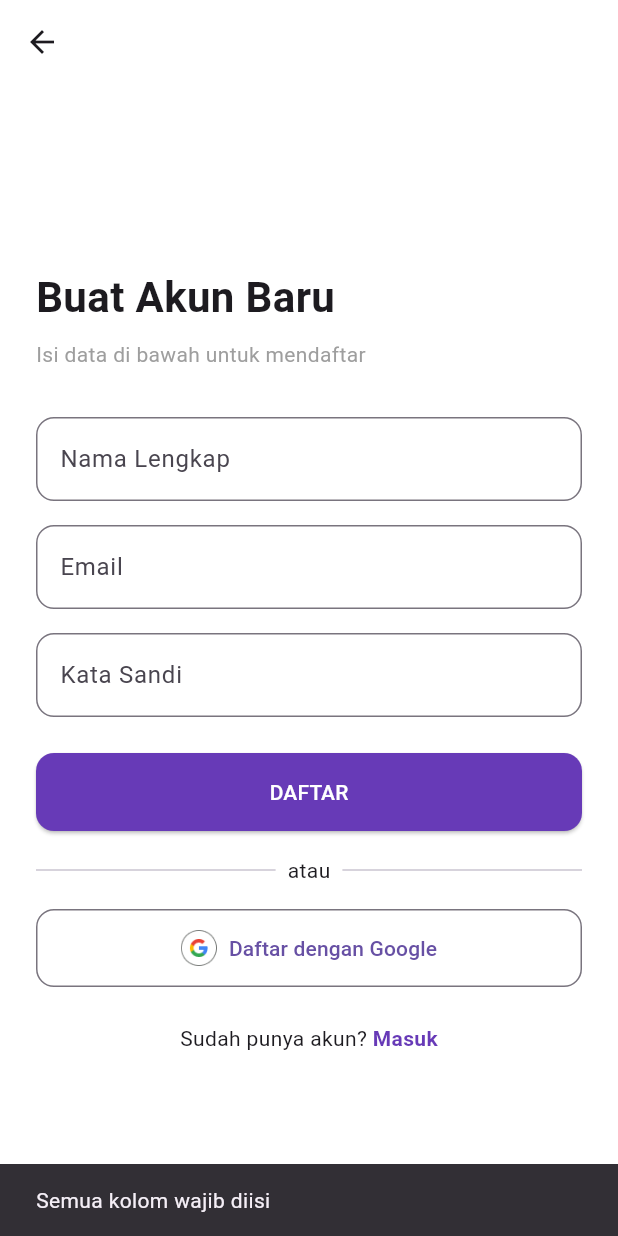
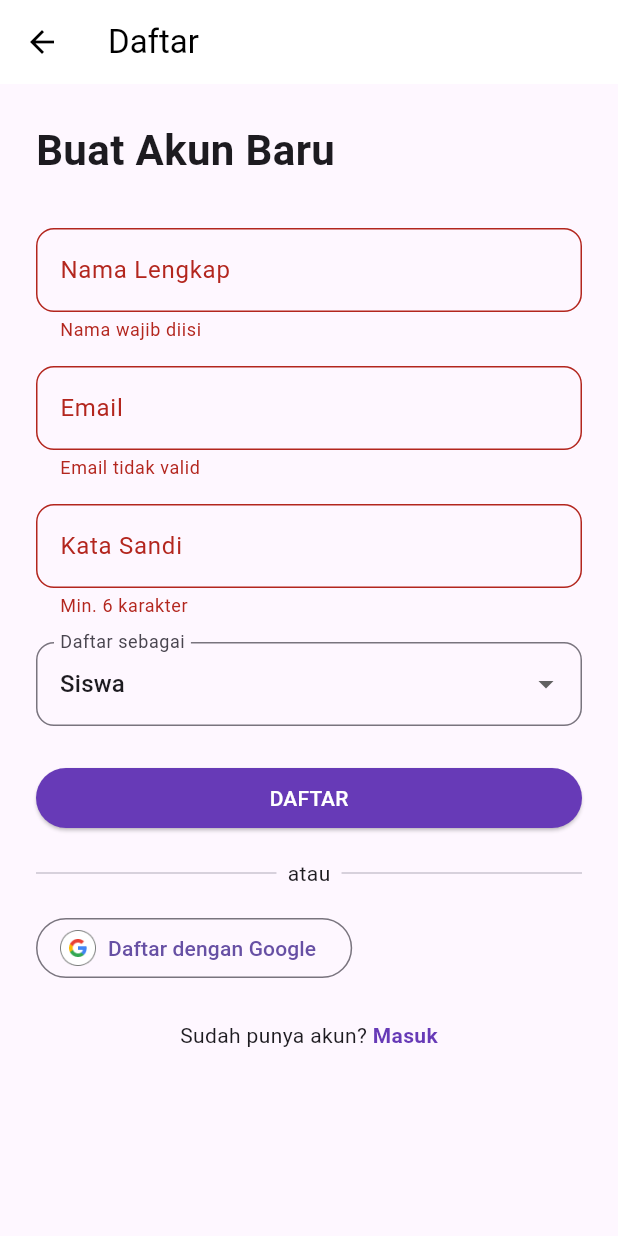
Before and after one commit to Donatsell/APB, a Flutter app: the SignUpScreen screen opened by its route, after a tap on "DAFTAR", on a phone screen of 412 x 824 dp. Run offline on Flutter 3.47's test engine with Material 3 defaults, Android fonts, the light colour scheme and no system bars; our stand-ins replace cloud_firestore, firebase_auth, firebase_core, flutter_svg, google_sign_in; accounts and stored records are empty; Roboto replaces fonts that are missing (Poppins).

Commit message:
Menambahkan list pilihan student dan mentors dan mengoneksi file success ke auth.

```diff
--- a/lib/main.dart
+++ b/lib/main.dart
@@ -68,9 +68,9 @@ class CodeQuestApp extends StatelessWidget {
         '/home-student': (_) => HomeStudentScreen(), // after login (student)
         '/home-mentors': (_) => HomeMentorScreen(), // after login (mentor)
         '/choose-course': (_) => CourseStudentScreen(),
-        //'/my-courses-mentor': (_) => const CourseMentorScreen(),
         '/blogs': (_) => const BloggerStudentScreen(),
         '/profile': (_) => const ProfileStudentScreen(),
+
       },
     );
   }
--- a/lib/screens/auth/sign_up_screen.dart
+++ b/lib/screens/auth/sign_up_screen.dart
@@ -1,7 +1,9 @@
+// lib/screens/auth/sign_up_screen.dart
 import 'package:flutter/material.dart';
 import 'package:firebase_auth/firebase_auth.dart';
 import 'package:apb_ta_new/screens/auth/auth_services.dart';
 import 'package:apb_ta_new/models/auth_data.dart';
+import 'package:apb_ta_new/screens/success/success_screen.dart';
 
 class SignUpScreen extends StatefulWidget {
   const SignUpScreen({super.key});
@@ -11,119 +13,91 @@ class SignUpScreen extends StatefulWidget {
 }
 
 class _SignUpScreenState extends State<SignUpScreen> {
-  final _nameController = TextEditingController();
-  final _emailController = TextEditingController();
-  final _passwordController = TextEditingController();
+  final _formKey = GlobalKey<FormState>();
+  final _nameC = TextEditingController();
+  final _emailC = TextEditingController();
+  final _passC = TextEditingController();
+
+  String _role = 'student'; // ⬅️ dropdown
   bool _loading = false;
 
-  /// ─── Email/Password sign-up ──────────────────────────────────────────────
+  // ─────────── EMAIL / PASSWORD ───────────
   Future<void> _register() async {
-    final name = _nameController.text.trim();
-    final email = _emailController.text.trim();
-    final pass = _passwordController.text;
+    if (!_formKey.currentState!.validate()) return;
+    setState(() => _loading = true);
 
-    // Validasi sederhana
-    if (name.isEmpty || email.isEmpty || pass.isEmpty) {
-      ScaffoldMessenger.of(
-        context,
-      ).showSnackBar(const SnackBar(content: Text('Semua kolom wajib diisi')));
-      return;
-    }
-    if (pass.length < 6) {
-      ScaffoldMessenger.of(context).showSnackBar(
-        const SnackBar(content: Text('Kata sandi minimal 6 karakter')),
+    try {
+      // 1. daftar di Firebase Auth
+      final cred = await FirebaseAuth.instance.createUserWithEmailAndPassword(
+        email: _emailC.text.trim(),
+        password: _passC.text.trim(),
       );
-      return;
+
+      // 2. simpan ke Firestore
+      final user = cred.user;
+      if (user != null) {
+        await user.updateDisplayName(_nameC.text.trim());
+        await saveUserData(user, _nameC.text.trim(), role: _role);
       }
 
-    setState(() => _loading = true);
-    try {
-      await FirebaseAuth.instance.createUserWithEmailAndPassword(
-        email: email,
-        password: pass,
+      // 3. tampilkan layar sukses
+      _openSuccess(
+        title: 'Registrasi Berhasil!',
+        message: 'Silakan login untuk mulai belajar.',
       );
-
-      final user = FirebaseAuth.instance.currentUser;
-      if (user != null) {
-        await user.updateDisplayName(name);
-        await saveUserData(user, name);
-      }
-
-      ScaffoldMessenger.of(
-        context,
-      ).showSnackBar(const SnackBar(content: Text('Registrasi berhasil!')));
-      Navigator.pushReplacementNamed(context, '/success');
     } on FirebaseAuthException catch (e) {
-      String msg = e.message ?? 'Registrasi gagal';
-      if (e.code == 'email-already-in-use') {
-        msg = 'Email sudah terdaftar';
-      } else if (e.code == 'operation-not-allowed') {
-        msg = 'Provider belum di-enable di Firebase Console.';
-      }
-      ScaffoldMessenger.of(context).showSnackBar(SnackBar(content: Text(msg)));
+      var msg = switch (e.code) {
+        'email-already-in-use' => 'Email sudah terdaftar',
+        'weak-password' => 'Password terlalu lemah',
+        _ => 'Registrasi gagal',
+      };
+      _showSnack(msg);
     } finally {
       setState(() => _loading = false);
     }
   }
 
-  /// ─── Google sign-up / sign-in ───────────────────────────────────────────
+  // ─────────── GOOGLE ───────────
   Future<void> _signUpWithGoogle() async {
     setState(() => _loading = true);
     try {
       final cred = await AuthService().signInWithGoogle();
-      if (cred == null) {
-        throw FirebaseAuthException(
-          code: 'canceled',
-          message: 'Login Google dibatalkan',
+      if (cred == null) throw FirebaseAuthException(code: 'canceled');
+
+      // user baru? simpan data + default role = student
+      if (cred.additionalUserInfo?.isNewUser ?? false) {
+        await saveUserData(
+          cred.user!,
+          cred.user!.displayName ?? 'Pengguna',
+          role: _role, // gunakan role dari dropdown
         );
       }
 
-      final isNew = cred.additionalUserInfo?.isNewUser ?? false;
-      if (isNew && cred.user != null) {
-        await saveUserData(cred.user!, cred.user!.displayName ?? 'Pengguna');
-      }
-
-      ScaffoldMessenger.of(context).showSnackBar(
-        SnackBar(
-          content: Text(
-            isNew ? 'Akun baru dibuat dengan Google!' : 'Login Google berhasil',
-          ),
-        ),
+      _openSuccess(
+        title: 'Google Sign-In Sukses',
+        message: 'Akun Anda siap digunakan. Silakan login.',
       );
-      Navigator.pushReplacementNamed(context, '/home');
     } on FirebaseAuthException catch (e) {
-      String msg = e.message ?? 'Login Google gagal';
-      if (e.code == 'operation-not-allowed') {
-        msg =
-            'Google Sign-In belum diaktifkan di Firebase Console → Authentication → Sign-in method.';
-      }
-      ScaffoldMessenger.of(context).showSnackBar(SnackBar(content: Text(msg)));
+      _showSnack(e.message ?? 'Login Google dibatalkan');
     } finally {
       setState(() => _loading = false);
     }
   }
 
-  /// ─── UI ─────────────────────────────────────────────────────────────────
+  // ─────────── UI ───────────
   @override
-  Widget build(BuildContext context) {
-    return Scaffold(
+  Widget build(BuildContext context) => Scaffold(
     appBar: AppBar(
-        leading:
-            Navigator.canPop(context)
-                ? IconButton(
-                  icon: const Icon(Icons.arrow_back),
-                  onPressed: () => Navigator.pop(context),
-                )
-                : null,
+      title: const Text('Daftar'),
+      foregroundColor: Colors.black,
       backgroundColor: Colors.white,
       elevation: 0,
     ),
-      backgroundColor: Colors.white,
     body: SafeArea(
-        child: Padding(
-          padding: const EdgeInsets.all(24.0),
-          child: Center(
       child: SingleChildScrollView(
+        padding: const EdgeInsets.all(24),
+        child: Form(
+          key: _formKey,
           child: Column(
             crossAxisAlignment: CrossAxisAlignment.start,
             children: [
@@ -131,51 +105,53 @@ class _SignUpScreenState extends State<SignUpScreen> {
                 'Buat Akun Baru',
                 style: TextStyle(fontSize: 28, fontWeight: FontWeight.bold),
               ),
-                  const SizedBox(height: 8),
-                  const Text(
-                    'Isi data di bawah untuk mendaftar',
-                    style: TextStyle(color: Colors.grey),
-                  ),
               const SizedBox(height: 32),
 
-                  // Nama Lengkap
-                  TextField(
-                    controller: _nameController,
-                    autofillHints: const [AutofillHints.name],
-                    decoration: InputDecoration(
-                      labelText: 'Nama Lengkap',
-                      border: OutlineInputBorder(
-                        borderRadius: BorderRadius.circular(12),
-                      ),
-                    ),
+              // Nama
+              _field(
+                _nameC,
+                'Nama Lengkap',
+                validator:
+                    (v) =>
+                        (v == null || v.trim().isEmpty)
+                            ? 'Nama wajib diisi'
+                            : null,
               ),
               const SizedBox(height: 16),
 
               // Email
-                  TextField(
-                    controller: _emailController,
-                    keyboardType: TextInputType.emailAddress,
-                    autofillHints: const [AutofillHints.email],
-                    decoration: InputDecoration(
-                      labelText: 'Email',
-                      border: OutlineInputBorder(
-                        borderRadius: BorderRadius.circular(12),
-                      ),
-                    ),
+              _field(
+                _emailC,
+                'Email',
+                keyboard: TextInputType.emailAddress,
+                validator:
+                    (v) =>
+                        (v == null || !v.contains('@'))
+                            ? 'Email tidak valid'
+                            : null,
               ),
               const SizedBox(height: 16),
 
               // Password
-                  TextField(
-                    controller: _passwordController,
-                    obscureText: true,
-                    autofillHints: const [AutofillHints.newPassword],
-                    decoration: InputDecoration(
-                      labelText: 'Kata Sandi',
-                      border: OutlineInputBorder(
-                        borderRadius: BorderRadius.circular(12),
+              _field(
+                _passC,
+                'Kata Sandi',
+                obscure: true,
+                validator:
+                    (v) =>
+                        (v != null && v.length < 6) ? 'Min. 6 karakter' : null,
               ),
-                    ),
+              const SizedBox(height: 16),
+
+              // Role
+              DropdownButtonFormField<String>(
+                value: _role,
+                decoration: _dec('Daftar sebagai'),
+                items: const [
+                  DropdownMenuItem(value: 'student', child: Text('Siswa')),
+                  DropdownMenuItem(value: 'mentor', child: Text('Mentor')),
+                ],
+                onChanged: (v) => setState(() => _role = v ?? 'student'),
               ),
               const SizedBox(height: 24),
 
@@ -184,56 +160,30 @@ class _SignUpScreenState extends State<SignUpScreen> {
                 width: double.infinity,
                 child: ElevatedButton(
                   onPressed: _loading ? null : _register,
-                      style: ElevatedButton.styleFrom(
-                        backgroundColor: Colors.deepPurple,
-                        padding: const EdgeInsets.symmetric(vertical: 16),
-                        shape: RoundedRectangleBorder(
-                          borderRadius: BorderRadius.circular(12),
-                        ),
-                      ),
                   child:
                       _loading
-                              ? const CircularProgressIndicator(
-                                color: Colors.white,
-                              )
+                          ? const CircularProgressIndicator(color: Colors.white)
                           : const Text('DAFTAR'),
                 ),
               ),
               const SizedBox(height: 16),
 
-                  Row(
-                    children: const [
+              const Row(
+                children: [
                   Expanded(child: Divider()),
-                      Padding(
-                        padding: EdgeInsets.symmetric(horizontal: 8),
-                        child: Text('atau'),
-                      ),
+                  Text('  atau  '),
                   Expanded(child: Divider()),
                 ],
               ),
               const SizedBox(height: 16),
 
-                  // Google Sign-Up
-                  SizedBox(
-                    width: double.infinity,
-                    child: OutlinedButton.icon(
-                      onPressed: _signUpWithGoogle,
-                      icon: Image.asset(
-                        'assets/icons/Google.png',
-                        height: 24,
-                        width: 24,
+              OutlinedButton.icon(
+                onPressed: _loading ? null : _signUpWithGoogle,
+                icon: Image.asset('assets/icons/Google.png', height: 24),
+                label: const Text('Daftar dengan Google'),
               ),
-                      label: const Text('Daftar dengan Google'),
-                      style: OutlinedButton.styleFrom(
-                        padding: const EdgeInsets.symmetric(vertical: 14),
-                        shape: RoundedRectangleBorder(
-                          borderRadius: BorderRadius.circular(12),
-                        ),
-                      ),
-                    ),
-                  ),
+
               const SizedBox(height: 24),
-
               Row(
                 mainAxisAlignment: MainAxisAlignment.center,
                 children: [
@@ -255,7 +205,52 @@ class _SignUpScreenState extends State<SignUpScreen> {
         ),
       ),
     ),
+  );
+
+  // ─────────── helper ───────────
+  TextFormField _field(
+    TextEditingController c,
+    String label, {
+    String? hint,
+    bool obscure = false,
+    TextInputType keyboard = TextInputType.text,
+    String? Function(String?)? validator,
+  }) => TextFormField(
+    controller: c,
+    obscureText: obscure,
+    keyboardType: keyboard,
+    validator: validator,
+    decoration: _dec(label).copyWith(hintText: hint),
+  );
+
+  InputDecoration _dec(String label) => InputDecoration(
+    labelText: label,
+    border: OutlineInputBorder(borderRadius: BorderRadius.circular(12)),
+  );
+
+  void _showSnack(String msg) =>
+      ScaffoldMessenger.of(context).showSnackBar(SnackBar(content: Text(msg)));
+
+  void _openSuccess({required String title, required String message}) {
+    Navigator.pushReplacement(
+      context,
+      MaterialPageRoute(
+        builder:
+            (_) => SuccessScreen(
+              title: title,
+              message: message,
+              buttonText: 'MASUK',
+              routeAfter: '/login',
+            ),
       ),
     );
   }
+
+  @override
+  void dispose() {
+    _nameC.dispose();
+    _emailC.dispose();
+    _passC.dispose();
+    super.dispose();
   }
+}
```
Also changed, not shown: lib/helpers/navigation_helpers.dart (+6 -6 lines), lib/models/auth_data.dart (+22 -3 lines), lib/screens/success/success_screen.dart (+26 -10 lines). Lines whose indentation alone changed are shown as unchanged.
